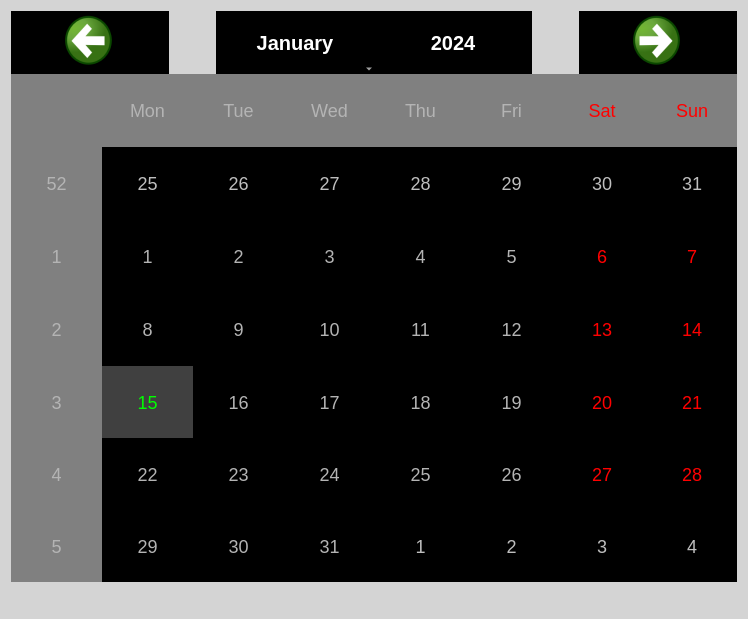
CalmettesT/Projet-BTS, file ihmagenda.ui: the form before one commit.
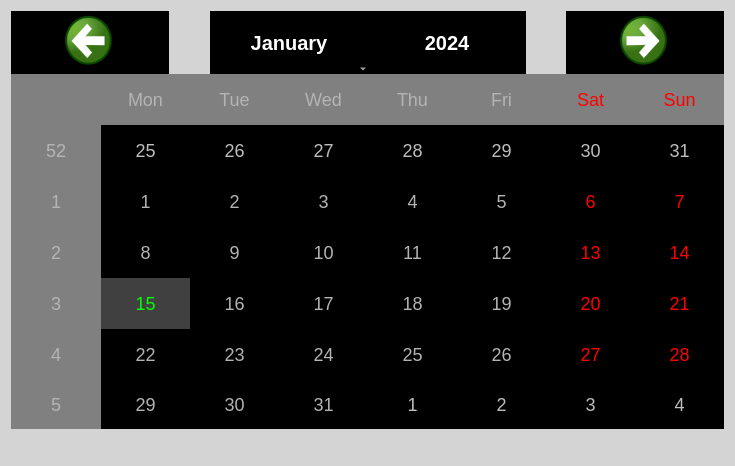
The form after the commit. Icons and pictures are not drawn.

```diff
--- a/ihmagenda.ui
+++ b/ihmagenda.ui
@@ -6,8 +6,8 @@
    <rect>
     <x>0</x>
     <y>0</y>
-    <width>748</width>
-    <height>619</height>
+    <width>735</width>
+    <height>466</height>
    </rect>
   </property>
   <property name="windowTitle">
```
Left out of the diff: 10 changed lines with no effect on the pictures.
